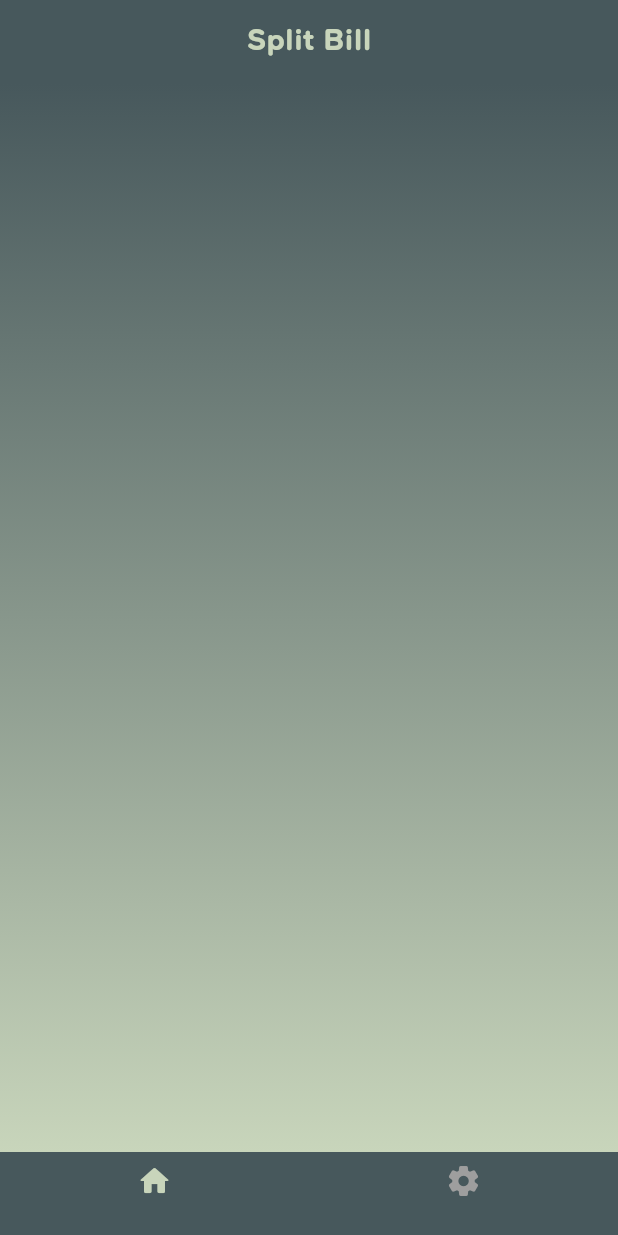
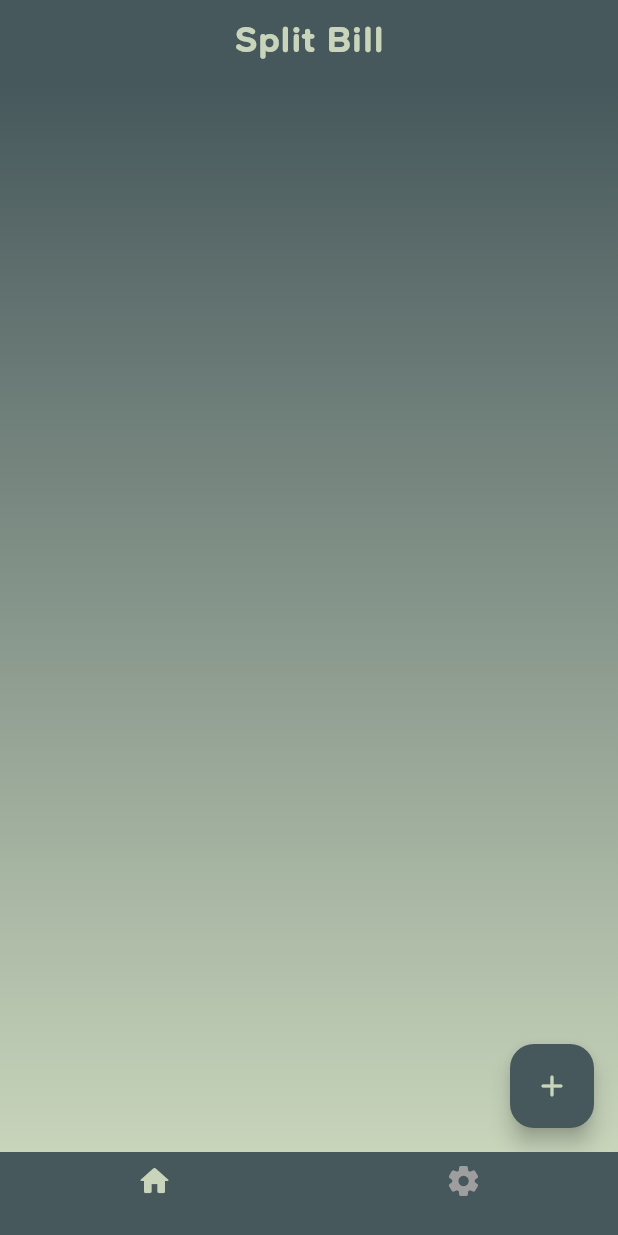
Before and after one commit to RidhaAF/split_bill, a Flutter app: the screen it shows after launch, on a phone screen of 412 x 824 dp. Run offline on Flutter 3.47's test engine with Material 2 defaults, Android fonts, the phone set to English and light mode, and no system bars; our stand-ins replace go_router; missing offline and left inert: omni_datetime_picker.

Commit message:
feat: add date time picker & title text field

```diff
--- a/lib/pages/home/home_page.dart
+++ b/lib/pages/home/home_page.dart
@@ -1,4 +1,6 @@
 import 'package:flutter/material.dart';
+import 'package:go_router/go_router.dart';
+import 'package:split_bill/utils/constants/constants.dart';
 import 'package:split_bill/widgets/default_app_bar.dart';
 import 'package:split_bill/widgets/gradient_background.dart';
 
@@ -12,11 +14,18 @@ class HomePage extends StatefulWidget {
 class _HomePageState extends State<HomePage> {
   @override
   Widget build(BuildContext context) {
-    return const Scaffold(
+    return Scaffold(
       appBar: DefaultAppBar(
         title: 'Split Bill',
+        style: TextStyle(
+          fontSize: title2FS,
+        ),
       ),
-      body: GradientBackground(),
+      body: const GradientBackground(),
+      floatingActionButton: FloatingActionButton(
+        onPressed: () => context.push('/bill/form'),
+        child: const Icon(Icons.add_rounded),
+      ),
     );
   }
 }
--- /dev/null
+++ b/lib/utils/functions/functions.dart
@@ -0,0 +1,5 @@
+import 'package:intl/intl.dart';
+
+String dateTimeFormatter(DateTime dateTime) {
+  return DateFormat('dd/MM/yyyy HH:mm').format(dateTime);
+}
--- a/lib/utils/routes/routes.dart
+++ b/lib/utils/routes/routes.dart
@@ -1,6 +1,8 @@
 import 'package:go_router/go_router.dart';
+import 'package:split_bill/pages/bill/bill_form_page.dart';
 import 'package:split_bill/pages/home/home_page.dart';
 import 'package:split_bill/pages/main_page.dart';
+import 'package:split_bill/pages/setting/setting_page.dart';
 
 final appRouter = GoRouter(
   initialLocation: '/',
@@ -15,5 +17,15 @@ final appRouter = GoRouter(
       path: '/home',
       builder: (context, state) => const HomePage(),
     ),
+    GoRoute(
+      name: 'form',
+      path: '/bill/form',
+      builder: (context, state) => const BillFormPage(),
+    ),
+    GoRoute(
+      name: 'setting',
+      path: '/setting',
+      builder: (context, state) => const SettingPage(),
+    ),
   ],
 );
--- a/lib/utils/themes/themes.dart
+++ b/lib/utils/themes/themes.dart
@@ -1,3 +1,4 @@
+import 'package:flutter/cupertino.dart';
 import 'package:flutter/material.dart';
 import 'package:split_bill/utils/constants/constants.dart';
 
@@ -6,6 +7,19 @@ class AppTheme {
     useMaterial3: true,
     brightness: Brightness.light,
     scaffoldBackgroundColor: secondaryColor,
+    primaryColor: primaryColor,
+    colorScheme: ColorScheme.light(
+      primary: primaryColor,
+      secondary: secondaryColor,
+      surface: secondaryColor,
+      background: secondaryColor,
+      error: redColor,
+      onPrimary: secondaryColor,
+      onSecondary: primaryColor,
+      onSurface: primaryColor,
+      onBackground: primaryColor,
+      onError: whiteColor,
+    ),
     bottomNavigationBarTheme: BottomNavigationBarThemeData(
       backgroundColor: primaryColor,
       elevation: 0.0,
@@ -38,9 +52,14 @@ class AppTheme {
       titleTextStyle: TextStyle(
         color: secondaryColor,
         fontFamily: 'MaaxRounded',
-        fontSize: title3FS,
+        fontSize: bodyFS,
         fontWeight: semiBold,
       ),
+    ),
+    floatingActionButtonTheme: FloatingActionButtonThemeData(
+      backgroundColor: primaryColor,
+      foregroundColor: secondaryColor,
+      enableFeedback: true,
     ),
     searchBarTheme: SearchBarThemeData(
       elevation: MaterialStateProperty.all(0),
@@ -119,5 +138,15 @@ class AppTheme {
       backgroundColor: bgColorLight2,
       shape: radiusTopLeftRight,
     ),
+    cupertinoOverrideTheme: CupertinoThemeData(
+      primaryColor: primaryColor,
+      scaffoldBackgroundColor: secondaryColor,
+      textTheme: CupertinoTextThemeData(
+        primaryColor: primaryColor,
+        dateTimePickerTextStyle: const TextStyle(
+          fontFamily: 'MaaxRounded',
+        ),
+      ),
+    ),
   );
 }
--- a/lib/widgets/gradient_background.dart
+++ b/lib/widgets/gradient_background.dart
@@ -2,7 +2,8 @@ import 'package:flutter/material.dart';
 import 'package:split_bill/utils/constants/constants.dart';
 
 class GradientBackground extends StatelessWidget {
-  const GradientBackground({super.key});
+  final Widget? child;
+  const GradientBackground({super.key, this.child});
 
   @override
   Widget build(BuildContext context) {
@@ -10,6 +11,7 @@ class GradientBackground extends StatelessWidget {
       decoration: BoxDecoration(
         gradient: japaneseGradient,
       ),
+      child: child,
     );
   }
 }
```
Also changed, not shown: lib/pages/bill/bill_form_page.dart (added, +41 -0 lines), lib/widgets/default_date_time_picker.dart (added, +47 -0 lines), lib/widgets/default_text_field.dart (added, +147 -0 lines), pubspec.yaml (+2 -5 lines), pubspec.lock.
